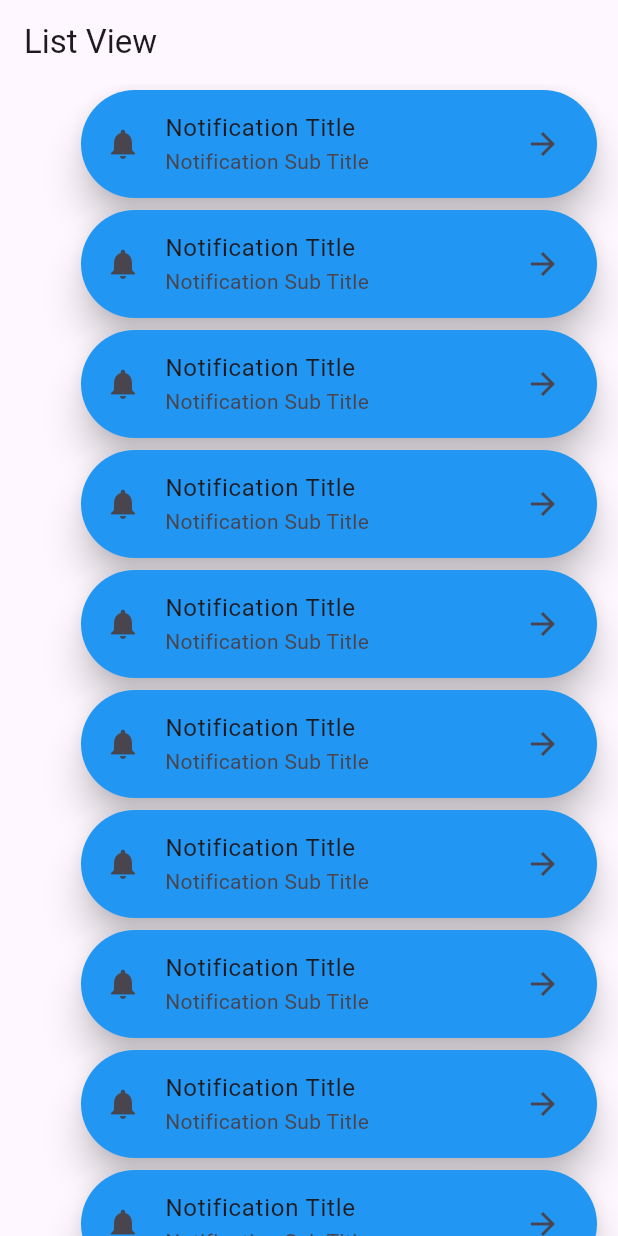
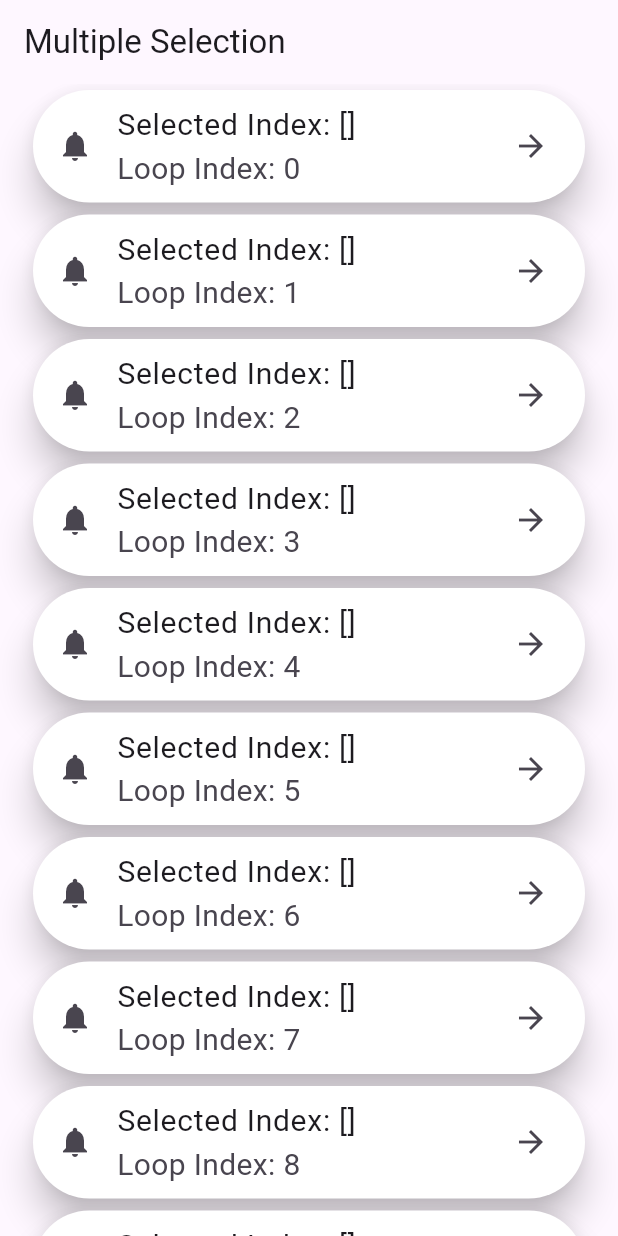
Before and after one commit to MuhammadAliKust/Flutter-B24, a Flutter app: the screen it shows after launch, on a phone screen of 412 x 824 dp. Run offline on Flutter 3.47's test engine with Material 3 defaults, Android fonts, the light colour scheme and no system bars; our stand-ins replace string_validator.

Commit message:
Single and Multiple Selection Done

```diff
--- a/lib/list_view.dart
+++ b/lib/list_view.dart
@@ -9,10 +9,10 @@
       appBar: AppBar(title: Text("List View")),
       body: ListView.builder(
         itemCount: 10,
-        scrollDirection: Axis.vertical,
+        // scrollDirection: Axis.horizontal,
         itemBuilder: (context, i) {
           return Padding(
-            padding: const EdgeInsets.only(left: 50, right: 10),
+            padding: const EdgeInsets.symmetric(horizontal: 18),
             child: Card(
               elevation: 10,
               color: Colors.blue,
--- a/lib/main.dart
+++ b/lib/main.dart
@@ -1,8 +1,10 @@
 import 'package:flutter/material.dart';
 import 'package:flutter_b24/asset_image.dart';
+import 'package:flutter_b24/single_selection.dart';
 
 import 'list_view.dart';
 import 'login.dart';
+import 'mutliple_selection.dart';
 import 'network_image.dart';
 
 void main() {
@@ -16,7 +18,7 @@
   @override
   Widget build(BuildContext context) {
     return MaterialApp(
-      home: ListViewDemo(),
+      home: MultipleSelectionDemo(),
     );
   }
 
--- /dev/null
+++ b/lib/mutliple_selection.dart
@@ -0,0 +1,57 @@
+import 'package:flutter/material.dart';
+
+class MultipleSelectionDemo extends StatefulWidget {
+  MultipleSelectionDemo({super.key});
+
+  @override
+  State<MultipleSelectionDemo> createState() => _MultipleSelectionDemoState();
+}
+
+class _MultipleSelectionDemoState extends State<MultipleSelectionDemo> {
+  List<int> selectedIndex = [];
+
+  @override
+  Widget build(BuildContext context) {
+    return Scaffold(
+      appBar: AppBar(title: Text("Multiple Selection")),
+      body: ListView.builder(
+        itemCount: 10,
+        // scrollDirection: Axis.horizontal,
+        itemBuilder: (context, i) {
+          return Padding(
+            padding: const EdgeInsets.symmetric(horizontal: 18),
+            child: Card(
+              elevation: 10,
+
+              color: selectedIndex.contains(i) ? Colors.blue : Colors.white,
+              shape: RoundedRectangleBorder(
+                borderRadius: BorderRadius.circular(40),
+              ),
+              child: ListTile(
+                onTap: () {
+                  if (selectedIndex.contains(i)) {
+                    selectedIndex.remove(i);
+                  } else {
+                    selectedIndex.add(i);
+                  }
+                  setState(() {});
+                },
+                leading: Icon(Icons.notifications),
+                title: Text(
+                  "Selected Index: $selectedIndex",
+                  style: TextStyle(fontSize: 20),
+                ),
+                subtitle: Text(
+                  "Loop Index: $i",
+                  style: TextStyle(fontSize: 20),
+                ),
+                trailing: Icon(Icons.arrow_forward),
+                // tileColor: Colors.blue,
+              ),
+            ),
+          );
+        },
+      ),
+    );
+  }
+}
```
Also changed, not shown: lib/single_selection.dart (added, +52 -0 lines).
